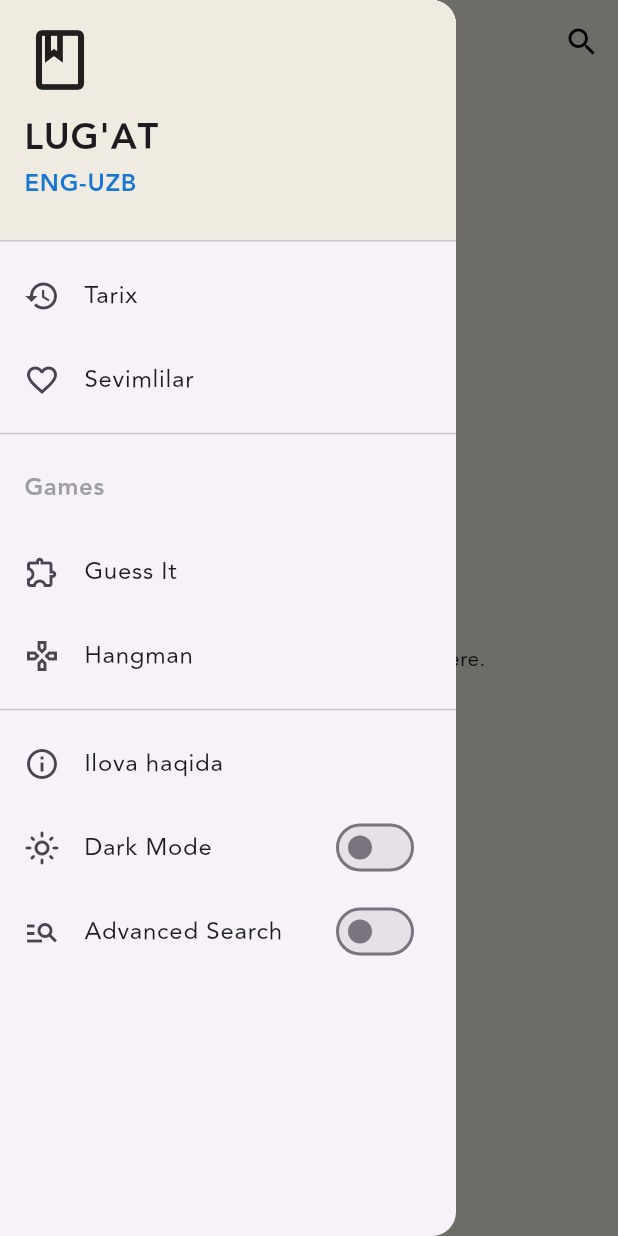
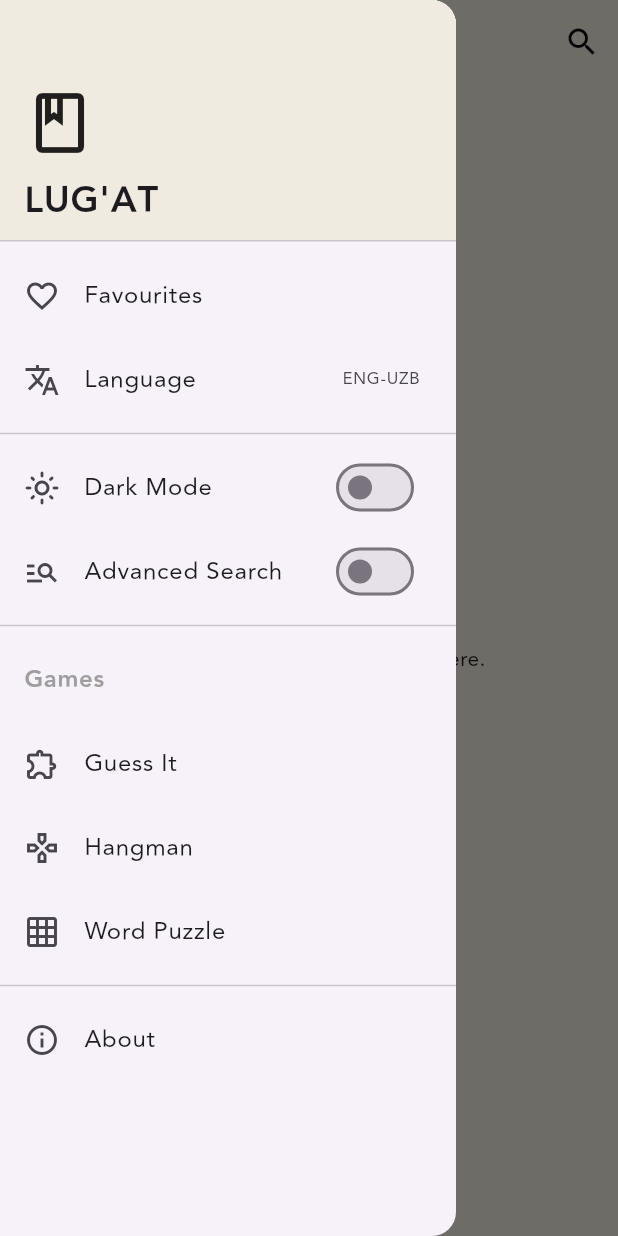
Before and after one commit to intodakt/dictionary_app, a Flutter app: the screen it shows after launch, with the side drawer open, on a phone screen of 412 x 824 dp. Run offline on Flutter 3.47's test engine with Material 3 defaults, Android fonts, the light colour scheme and no system bars; our stand-ins replace flutter_staggered_animations, flutter_tts, shared_preferences, sqflite; accounts and stored records are empty.

Commit message:
15 game finished

```diff
--- a/lib/main.dart
+++ b/lib/main.dart
@@ -3,7 +3,8 @@ import 'package:flutter/services.dart';
 import 'package:provider/provider.dart';
 import 'providers/dictionary_provider.dart';
 import 'providers/game_provider.dart';
-import 'providers/hangman_provider.dart'; // Import the new provider
+import 'providers/hangman_provider.dart';
+import 'providers/word_puzzle_provider.dart'; // Import the new provider
 import 'screens/home_screen.dart';
 
 void main() {
@@ -24,8 +25,9 @@ class MyApp extends StatelessWidget {
       providers: [
         ChangeNotifierProvider(create: (context) => DictionaryProvider()),
         ChangeNotifierProvider(create: (context) => GameProvider()),
+        ChangeNotifierProvider(create: (context) => HangmanProvider()),
         ChangeNotifierProvider(
-            create: (context) => HangmanProvider()), // Add the new provider
+            create: (context) => WordPuzzleProvider()), // Add the new provider
       ],
       child: Consumer<DictionaryProvider>(
         builder: (context, provider, child) {
--- a/lib/utils/database_helper.dart
+++ b/lib/utils/database_helper.dart
@@ -52,7 +52,17 @@ class DatabaseHelper {
     }
   }
 
-  // Updated method for finding Hangman words
+  Future<bool> isWordValid(String word, String direction) async {
+    final db = await database;
+    final List<Map<String, dynamic>> result = await db.query(
+      'dictionary',
+      where: 'word = ? AND direction = ?',
+      whereArgs: [word.toLowerCase(), direction],
+      limit: 1,
+    );
+    return result.isNotEmpty;
+  }
+
   Future<DictionaryEntry?> getHangmanWord() async {
     final db = await database;
     final random = Random();
@@ -68,9 +78,8 @@ class DatabaseHelper {
         await db.rawQuery('SELECT COUNT(*) FROM dictionary WHERE $whereClause');
     final count = Sqflite.firstIntValue(countResult);
 
-    if (count == null || count == 0) return getGameWord(); // Fallback
+    if (count == null || count == 0) return getGameWord();
 
-    // Try up to 20 times to find a word that matches the frequency in Dart
     for (int i = 0; i < 20; i++) {
       final randomOffset = random.nextInt(count);
       final List<Map<String, dynamic>> maps = await db.query(
@@ -86,12 +95,11 @@ class DatabaseHelper {
           final freqSum =
               entry.frequency[0] + entry.frequency[1] + entry.frequency[2];
           if (freqSum > 70) {
-            return entry; // Found a suitable word
+            return entry;
           }
         }
       }
     }
-    // Fallback if no word matches the strict criteria after 20 tries
     return getGameWord();
   }
 
--- a/lib/widgets/app_drawer.dart
+++ b/lib/widgets/app_drawer.dart
@@ -4,7 +4,8 @@ import '../providers/dictionary_provider.dart';
 import '../screens/favorites_screen.dart';
 import '../screens/about_screen.dart';
 import '../screens/guess_it_screen.dart';
-import '../screens/hangman_screen.dart'; // Import the new Hangman screen
+import '../screens/hangman_screen.dart';
+import '../screens/word_puzzle_screen.dart';
 
 class AppDrawer extends StatelessWidget {
   const AppDrawer({super.key});
@@ -17,46 +18,31 @@ class AppDrawer extends StatelessWidget {
           child: ListView(
             padding: EdgeInsets.zero,
             children: <Widget>[
+              // Header without the language switch
               DrawerHeader(
                 decoration: BoxDecoration(
                   color: Theme.of(context).scaffoldBackgroundColor,
                 ),
-                child: Column(
+                child: const Column(
                   crossAxisAlignment: CrossAxisAlignment.start,
+                  mainAxisAlignment: MainAxisAlignment.end,
                   children: [
-                    const Icon(Icons.book_outlined, size: 48),
-                    const SizedBox(height: 10),
-                    const Text(
+                    Icon(Icons.book_outlined, size: 48),
+                    SizedBox(height: 10),
+                    Text(
                       'LUG\'AT',
                       style: TextStyle(
                         fontSize: 24,
                         fontWeight: FontWeight.bold,
                       ),
                     ),
-                    GestureDetector(
-                      onTap: () {
-                        provider.toggleDirection();
-                        Navigator.pop(context);
-                      },
-                      child: Text(
-                        provider.direction.replaceAll('_', '-'),
-                        style: TextStyle(
-                          color: Colors.blue.shade700,
-                          fontWeight: FontWeight.w600,
-                        ),
-                      ),
-                    ),
                   ],
                 ),
               ),
-              ListTile(
-                leading: const Icon(Icons.history),
-                title: const Text('Tarix'),
-                onTap: () => Navigator.pop(context),
-              ),
+              // Main navigation items
               ListTile(
                 leading: const Icon(Icons.favorite_border),
-                title: const Text('Sevimlilar'),
+                title: const Text('Favourites'),
                 onTap: () {
                   Navigator.pop(context);
                   Navigator.push(
@@ -66,51 +52,17 @@ class AppDrawer extends StatelessWidget {
                   );
                 },
               ),
-              const Divider(),
-              // New Games Section
-              const ListTile(
-                title: Text('Games',
-                    style: TextStyle(
-                        fontWeight: FontWeight.bold, color: Colors.grey)),
-              ),
+              // Language switcher in the main list
               ListTile(
-                leading: const Icon(Icons.extension_outlined),
-                title: const Text('Guess It'),
+                leading: const Icon(Icons.translate_outlined),
+                title: const Text('Language'),
+                trailing: Text(provider.direction.replaceAll('_', '-')),
                 onTap: () {
-                  Navigator.pop(context);
-                  Navigator.push(
-                    context,
-                    MaterialPageRoute(
-                        builder: (context) => const GuessItScreen()),
-                  );
-                },
-              ),
-              // Added the new ListTile for the Hangman game
-              ListTile(
-                leading: const Icon(Icons.gamepad_outlined),
-                title: const Text('Hangman'),
-                onTap: () {
-                  Navigator.pop(context);
-                  Navigator.push(
-                    context,
-                    MaterialPageRoute(
-                        builder: (context) => const HangmanScreen()),
-                  );
+                  provider.toggleDirection();
                 },
               ),
               const Divider(),
-              ListTile(
-                leading: const Icon(Icons.info_outline),
-                title: const Text('Ilova haqida'),
-                onTap: () {
-                  Navigator.pop(context);
-                  Navigator.push(
-                    context,
-                    MaterialPageRoute(
-                        builder: (context) => const AboutScreen()),
-                  );
-                },
-              ),
+              // Settings section
               SwitchListTile(
                 title: const Text('Dark Mode'),
                 value: provider.themeMode == ThemeMode.dark,
@@ -129,6 +81,63 @@ class AppDrawer extends StatelessWidget {
                 },
                 secondary: const Icon(Icons.manage_search_outlined),
               ),
+              const Divider(),
+              // Games section
+              const ListTile(
+                title: Text('Games',
+                    style: TextStyle(
+                        fontWeight: FontWeight.bold, color: Colors.grey)),
+              ),
+              ListTile(
+                leading: const Icon(Icons.extension_outlined),
+                title: const Text('Guess It'),
+                onTap: () {
+                  Navigator.pop(context);
+                  Navigator.push(
+                    context,
+                    MaterialPageRoute(
+                        builder: (context) => const GuessItScreen()),
+                  );
+                },
+              ),
+              ListTile(
+                leading: const Icon(Icons.gamepad_outlined),
+                title: const Text('Hangman'),
+                onTap: () {
+                  Navigator.pop(context);
+                  Navigator.push(
+                    context,
+                    MaterialPageRoute(
+                        builder: (context) => const HangmanScreen()),
+                  );
+                },
+              ),
+              ListTile(
+                leading: const Icon(Icons.grid_on),
+                title: const Text('Word Puzzle'),
+                onTap: () {
+                  Navigator.pop(context);
+                  Navigator.push(
+                    context,
+                    MaterialPageRoute(
+                        builder: (context) => const WordPuzzleScreen()),
+                  );
+                },
+              ),
+              const Divider(),
+              // About section at the bottom
+              ListTile(
+                leading: const Icon(Icons.info_outline),
+                title: const Text('About'),
+                onTap: () {
+                  Navigator.pop(context);
+                  Navigator.push(
+                    context,
+                    MaterialPageRoute(
+                        builder: (context) => const AboutScreen()),
+                  );
+                },
+              ),
             ],
           ),
         );
```
Also changed, not shown: lib/providers/word_puzzle_provider.dart (added, +121 -0 lines), lib/screens/word_puzzle_screen.dart (added, +217 -0 lines).
